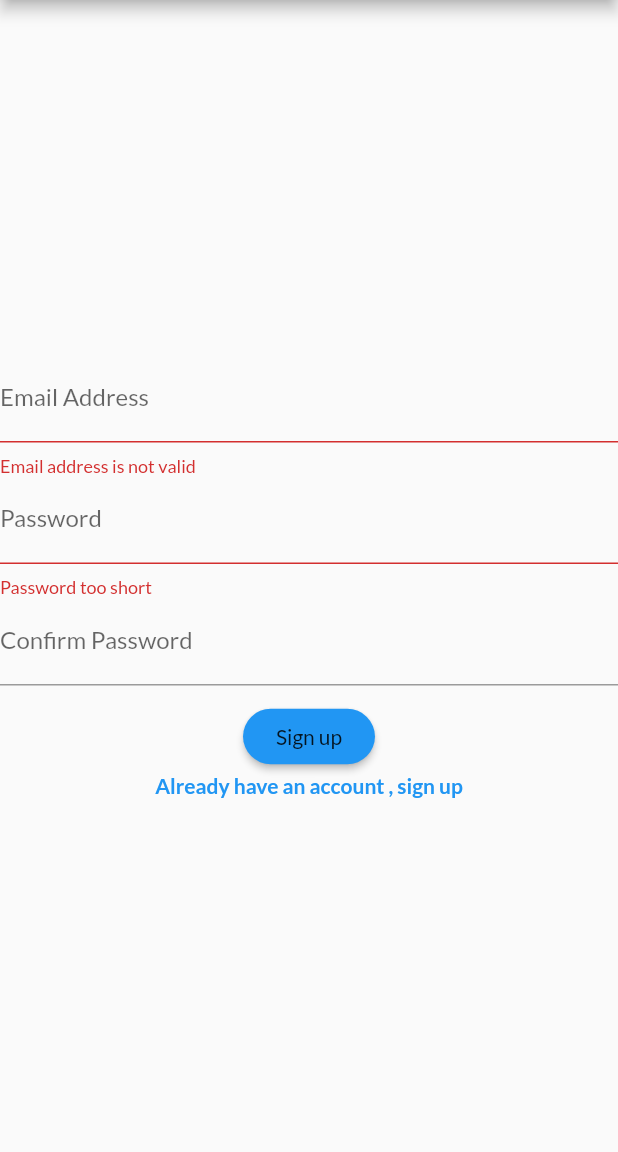
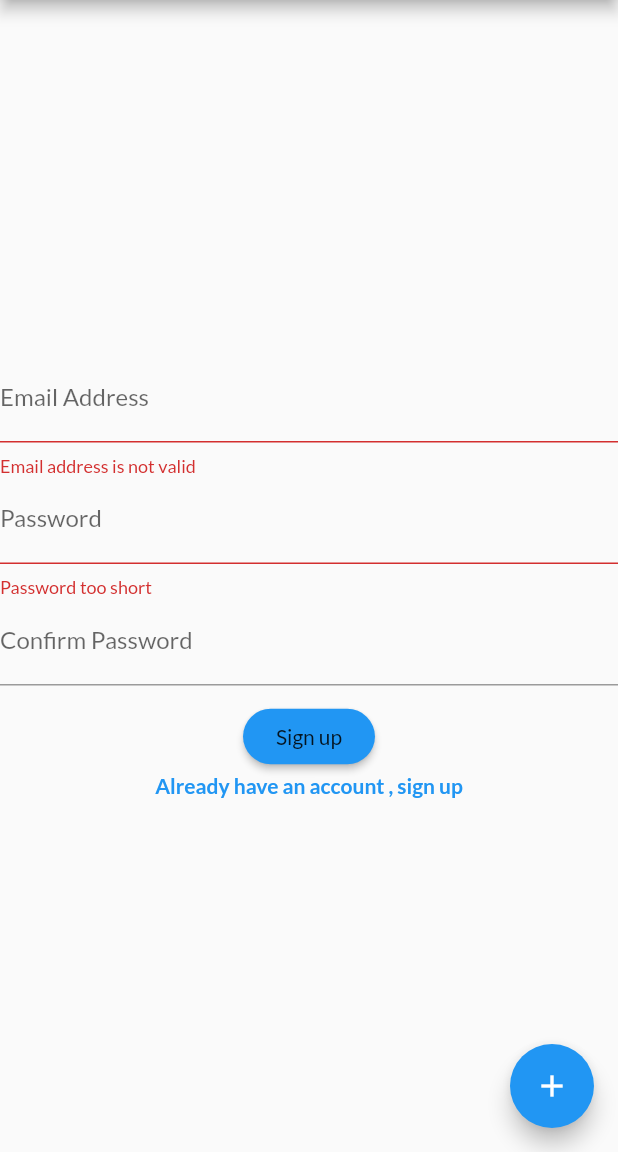
Before and after one commit to janshair/flutter-tutorial, a Flutter app: the screen it shows after launch, after a tap on "Login", after a tap on "Create an account", on a phone screen of 412 x 824 dp, the part 84-1236 px from its top. Run offline on Flutter 3.47's test engine with Material 2 defaults, Android fonts, the phone set to English and light mode, and no system bars.

Commit message:
Material and cupertino buttons

```diff
--- a/lib/main.dart
+++ b/lib/main.dart
@@ -1,3 +1,5 @@
+import 'dart:io';
+import 'package:flutter/cupertino.dart';
 import 'package:flutter/material.dart';
 
 import 'screens/my_home_page.dart';
@@ -10,7 +12,7 @@ class MyApp extends StatelessWidget {
   // This widget is the root of your application.
   @override
   Widget build(BuildContext context) {
-    return MaterialApp(
+    return Platform.isIOS ? CupertinoApp(): MaterialApp(
       title: 'Flutter Demo',
       debugShowCheckedModeBanner: false,
       theme: ThemeData(
--- a/lib/screens/my_home_page.dart
+++ b/lib/screens/my_home_page.dart
@@ -1,4 +1,8 @@
+import 'dart:io';
+
 import 'package:flutter/material.dart';
+import 'package:shops_app/widgets/adaptive_button.dart';
+
 import '../widgets/side_drawer.dart';
 import '../enum/authentication_type.dart';
 
@@ -26,9 +30,12 @@ class _MyHomePageState extends State<MyHomePage> {
         actions: [
           Padding(
             padding: const EdgeInsets.only(right: 10.0),
-            child: Icon(Icons.settings),
+            child: Icon(Platform.isIOS ? Icons.add : Icons.settings),
           )
         ],
+      ),
+      floatingActionButton: Platform.isIOS ? null : FloatingActionButton(
+        child: Icon(Icons.add),
       ),
       drawer: Drawer(child: SideDrawer(),),
       body: Center(
@@ -94,11 +101,7 @@ class _MyHomePageState extends State<MyHomePage> {
                 children: [
                   Visibility(
                     visible: _authenticationType == AuthenticationType.SIGN_UP,
-                    child: RaisedButton(
-                      padding: const EdgeInsets.all(10),
-                      child: Text('Sign up'),
-                      onPressed: _changeBody,
-                    ),
+                    child: AdaptiveButton('Sign up',_changeBody),
                   ),
                   Visibility(
                     visible: _authenticationType == AuthenticationType.SIGN_IN,
--- /dev/null
+++ b/lib/widgets/adaptive_button.dart
@@ -0,0 +1,25 @@
+import 'dart:io';
+
+import 'package:flutter/cupertino.dart';
+import 'package:flutter/material.dart';
+
+class AdaptiveButton extends StatelessWidget {
+  final String text;
+  final Function _onPressed;
+
+
+  AdaptiveButton(this.text, this._onPressed);
+
+  @override
+  Widget build(BuildContext context) {
+    return Platform.isIOS? CupertinoButton(
+      padding: const EdgeInsets.all(10),
+      child: Text(text),
+      onPressed: _onPressed,
+    ): RaisedButton(
+    padding: const EdgeInsets.all(10),
+    child: Text(text),
+    onPressed: _onPressed,
+    ) ;
+  }
+}
```
Also changed, not shown: 1 other file.
